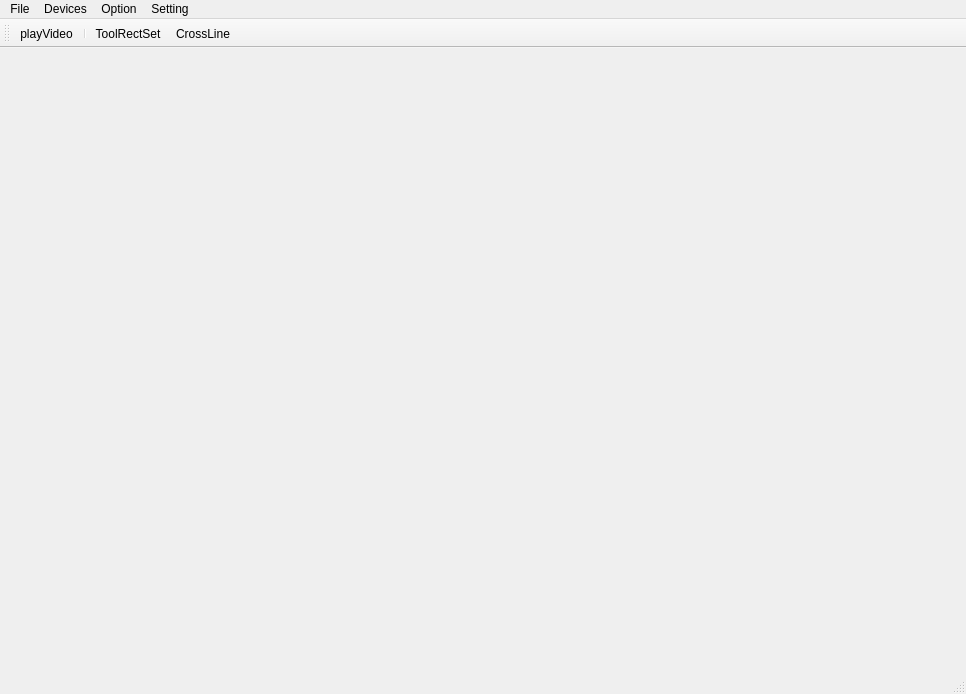
The window that USBCameraTest/USBCameraTest.ui (hydeyao/USBCameraTest) describes before a commit, drawn with Qt 5.
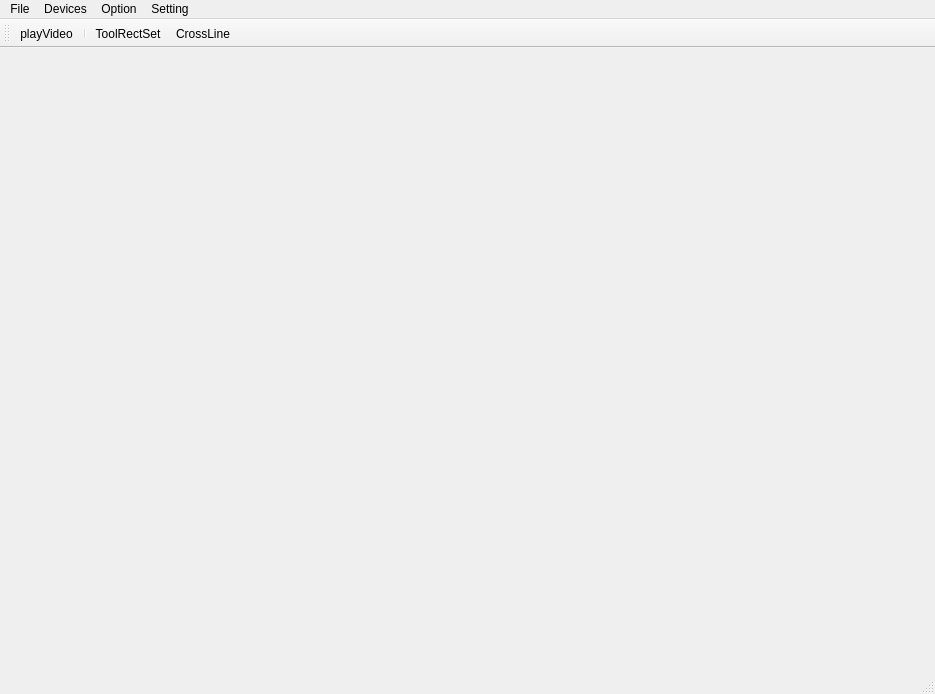
The same window after the commit. Icons and pictures are not drawn.

Commit message: impl config width save and show

```diff
--- a/USBCameraTest/USBCameraTest.ui
+++ b/USBCameraTest/USBCameraTest.ui
@@ -6,7 +6,7 @@
    <rect>
     <x>0</x>
     <y>0</y>
-    <width>966</width>
+    <width>935</width>
     <height>694</height>
    </rect>
   </property>
@@ -21,7 +21,7 @@
     <rect>
      <x>0</x>
      <y>0</y>
-     <width>966</width>
+     <width>935</width>
      <height>22</height>
     </rect>
    </property>
```
The commit also changes 39 other files.
